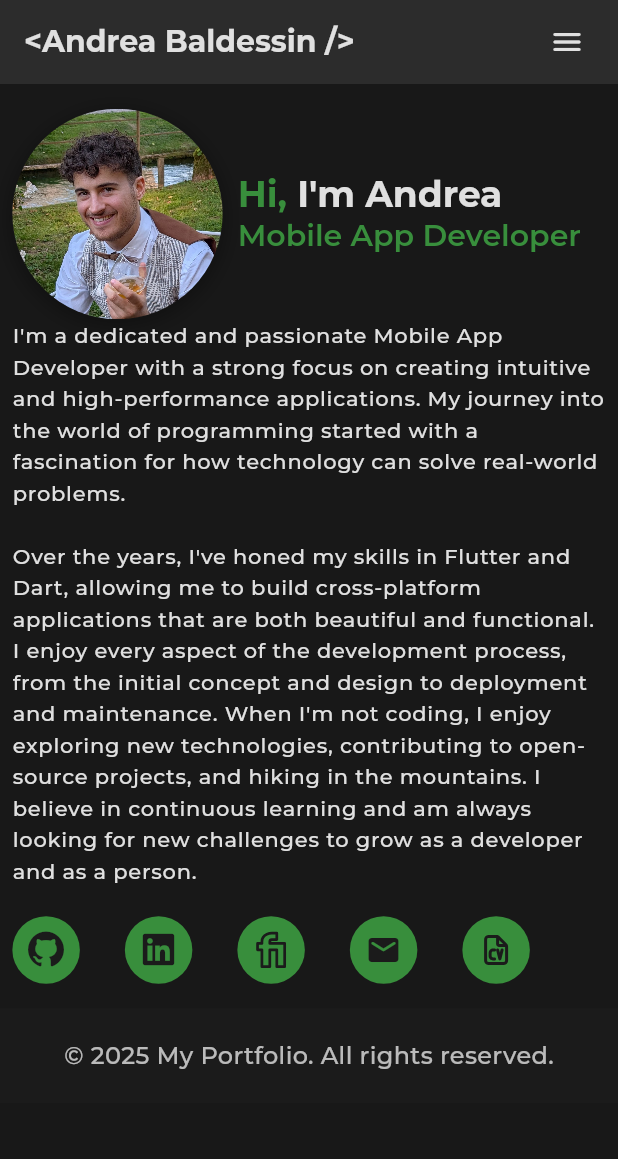
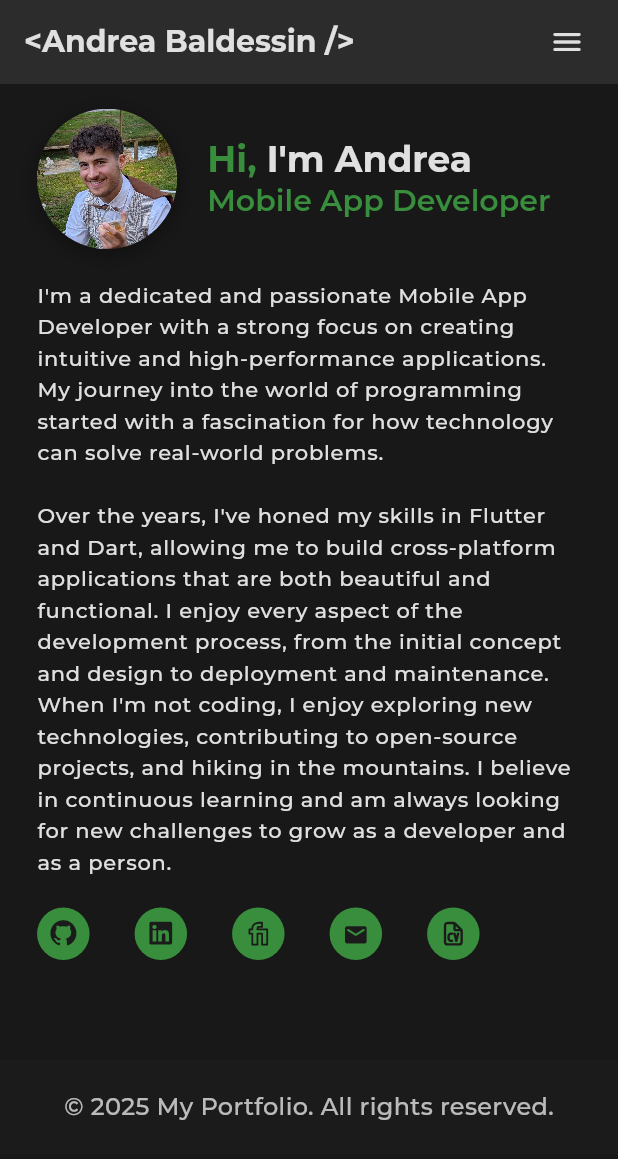
Before and after one commit to AndreaBalde/andreabalde.github.io, a Flutter app: the screen it shows after launch, on a phone screen of 412 x 824 dp. Shown: the top 1159 px of the screen. Run offline on Flutter 3.47's test engine with Material 3 defaults, Android fonts, the phone set to English and light mode, and no system bars; our stand-ins replace flutter_svg, font_awesome_flutter, google_fonts, responsive_framework.

Commit message:
update graphs

```diff
--- a/lib/core/utils/globals.dart
+++ b/lib/core/utils/globals.dart
@@ -6,3 +6,4 @@ const width20 = SizedBox(width: 20);
 const height20 = SizedBox(height: 20);
 const width30 = SizedBox(width: 30);
 const height30 = SizedBox(height: 30);
+const height50 = SizedBox(height: 50);
--- a/lib/features/presentation/widgets/profile/link_buttons.dart
+++ b/lib/features/presentation/desktop/link_buttons.dart
@@ -1,4 +1,4 @@
-part of '../../portfolio_page.dart';
+part of '../portfolio_page.dart';
 
 class _LinkButtons extends StatelessWidget {
   const _LinkButtons();
--- a/lib/features/presentation/widgets/presentation_size_mobile.dart
+++ b/lib/features/presentation/mobile/presentation.dart
@@ -1,7 +1,7 @@
 part of '../portfolio_page.dart';
 
-class PresentationSizeMobile extends StatelessWidget {
-  const PresentationSizeMobile({super.key});
+class PresentationMobile extends StatelessWidget {
+  const PresentationMobile({super.key});
 
   @override
   Widget build(BuildContext context) {
@@ -11,11 +11,12 @@ class PresentationSizeMobile extends StatelessWidget {
       children: [
         Row(
           children: [
-            Expanded(flex: 4, child: const _ProfileImage()),
-            width10,
-            Expanded(flex: 7, child: const _ProfileIdentifierTitle()),
+            Expanded(flex: 3, child: const _ProfileImage()),
+            width20,
+            Expanded(flex: 8, child: const _ProfileIdentifierTitle()),
           ],
         ),
+        height20,
         const _ProfileIdentifierDescription(),
       ],
     );
--- a/lib/features/presentation/portfolio_page.dart
+++ b/lib/features/presentation/portfolio_page.dart
@@ -13,10 +13,10 @@ part 'widgets/presentation.dart';
 part 'widgets/profile/profile_image.dart';
 part 'widgets/profile/profile_identifier_title.dart';
 part 'widgets/profile/profile_identifier_description.dart';
-part 'widgets/presentation_size_mobile.dart';
-part 'widgets/presentation_size_tablet.dart';
-part 'widgets/presentation_size_desktop.dart';
-part 'widgets/profile/link_buttons.dart';
+part 'mobile/presentation.dart';
+part 'tablet/presentation.dart';
+part 'desktop/presentation.dart';
+part 'desktop/link_buttons.dart';
 part 'widgets/app_bar.dart';
 part 'widgets/footer.dart';
 
@@ -31,7 +31,7 @@ class _PortfolioPageState extends State<PortfolioPage> {
   EdgeInsetsGeometry get padding {
     if (context.isMobile) {
       return EdgeInsets.symmetric(
-        horizontal: context.width * 0.02,
+        horizontal: context.width * 0.06,
         vertical: context.height * 0.02,
       );
     } else if (context.isTablet) {
@@ -58,11 +58,13 @@ class _PortfolioPageState extends State<PortfolioPage> {
         color: Color(0xFF181818),
         child: SingleChildScrollView(
           child: Column(
+            mainAxisAlignment: MainAxisAlignment.spaceEvenly,
             children: [
               Padding(
                 padding: padding,
                 child: Column(children: [const Presentation()]),
               ),
+              height50,
               const Footer(),
             ],
           ),
--- a/lib/features/presentation/widgets/presentation_size_tablet.dart
+++ b/lib/features/presentation/tablet/presentation.dart
@@ -1,7 +1,7 @@
 part of '../portfolio_page.dart';
 
-class PresentationSizeTablet extends StatelessWidget {
-  const PresentationSizeTablet({super.key});
+class PresentationTablet extends StatelessWidget {
+  const PresentationTablet({super.key});
 
   @override
   Widget build(BuildContext context) {
--- a/lib/features/presentation/widgets/presentation.dart
+++ b/lib/features/presentation/widgets/presentation.dart
@@ -6,11 +6,11 @@ class Presentation extends StatelessWidget {
   @override
   Widget build(BuildContext context) {
     if (context.isMobile) {
-      return const PresentationSizeMobile();
+      return const PresentationMobile();
     } else if (context.isTablet) {
-      return const PresentationSizeTablet();
+      return const PresentationTablet();
     } else {
-      return const PresentationSizeDesktop();
+      return const PresentationDesktop();
     }
   }
 }
--- a/lib/features/presentation/widgets/profile/link_button.dart
+++ b/lib/features/presentation/widgets/profile/link_button.dart
@@ -1,6 +1,6 @@
 part of '../../portfolio_page.dart';
 
-class _LinkButton extends StatelessWidget {
+class _LinkButton extends StatefulWidget {
   const _LinkButton({
     required this.icon,
     required this.onPressed,
@@ -11,12 +11,25 @@ class _LinkButton extends StatelessWidget {
   final VoidCallback onPressed;
   final String name;
 
-  final size = 45.0;
+  @override
+  State<_LinkButton> createState() => _LinkButtonState();
+}
+
+class _LinkButtonState extends State<_LinkButton> {
+  double get size {
+    if (context.isMobile) {
+      return 35;
+    } else if (context.isTablet) {
+      return 40;
+    } else {
+      return 45;
+    }
+  }
 
   @override
   Widget build(BuildContext context) {
     return Tooltip(
-      message: name,
+      message: widget.name,
       child: Container(
         height: size,
         width: size,
@@ -24,7 +37,11 @@ class _LinkButton extends StatelessWidget {
           color: const Color(0xFF388e3c),
           borderRadius: BorderRadius.circular(100),
         ),
-        child: IconButton(icon: icon, onPressed: onPressed),
+        child: IconButton(
+          icon: widget.icon,
+          onPressed: widget.onPressed,
+          iconSize: size * 0.5,
+        ),
       ),
     );
   }
--- a/lib/main.dart
+++ b/lib/main.dart
@@ -1,5 +1,5 @@
 import 'package:flutter/material.dart';
-import 'package:my_portfolio/portfolio_app.dart';
+import 'package:my_portfolio/material_app.dart';
 
 void main() {
   runApp(const PortfolioApp());
--- a/lib/portfolio_app.dart
+++ b/lib/material_app.dart
@@ -9,7 +9,7 @@ class PortfolioApp extends StatelessWidget {
   @override
   Widget build(BuildContext context) {
     return MaterialApp(
-      title: 'My Portfolio',
+      title: "Balde's Portfolio",
       theme: ThemeData(
         primarySwatch: Colors.green,
         textTheme: textTheme,
@@ -29,40 +29,42 @@ class PortfolioApp extends StatelessWidget {
   }
 }
 
-TextTheme get textTheme => const TextTheme(
+final _textColor = const Color(0xFFe0e0e0);
+
+TextTheme get textTheme => TextTheme(
   headlineLarge: TextStyle(
     fontSize: 40,
-    color: Color(0xFFe0e0e0),
+    color: _textColor,
     fontWeight: FontWeight.bold,
   ),
   headlineMedium: TextStyle(
     fontSize: 32,
-    color: Color(0xFFe0e0e0),
+    color: _textColor,
     fontWeight: FontWeight.w600,
   ),
   headlineSmall: TextStyle(
     fontSize: 24,
-    color: Color(0xFFe0e0e0),
+    color: _textColor,
     fontWeight: FontWeight.w600,
   ),
   bodyLarge: TextStyle(
     fontSize: 18,
-    color: Color(0xFFe0e0e0),
+    color: _textColor,
     fontWeight: FontWeight.w500,
   ),
   bodyMedium: TextStyle(
     fontSize: 16,
-    color: Color(0xFFe0e0e0),
+    color: _textColor,
     fontWeight: FontWeight.w500,
   ),
   bodySmall: TextStyle(
     fontSize: 14,
-    color: Color(0xFFe0e0e0),
+    color: _textColor,
     fontWeight: FontWeight.w500,
   ),
   labelLarge: TextStyle(
     fontSize: 16,
-    color: Color(0xFFe0e0e0),
+    color: _textColor,
     fontWeight: FontWeight.w500,
   ),
 );
```
Also changed, not shown: lib/features/presentation/desktop/presentation.dart (added, +42 -0 lines), lib/features/presentation/widgets/presentation_size_desktop.dart (deleted, +0 -44 lines), 3 other files.
